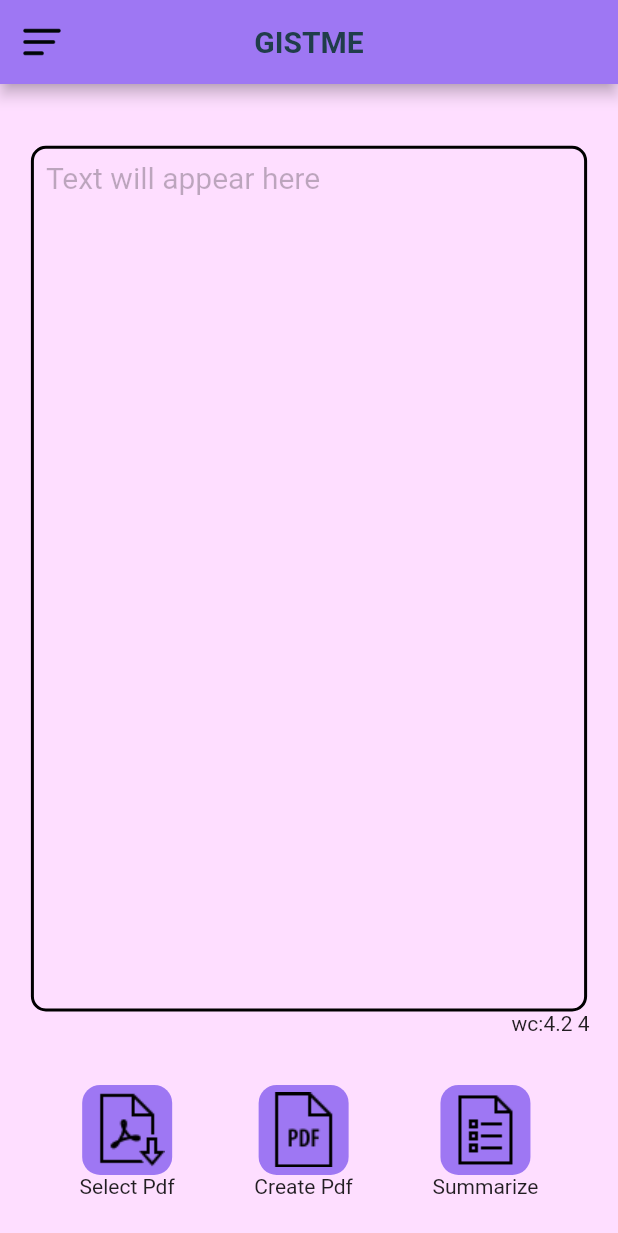
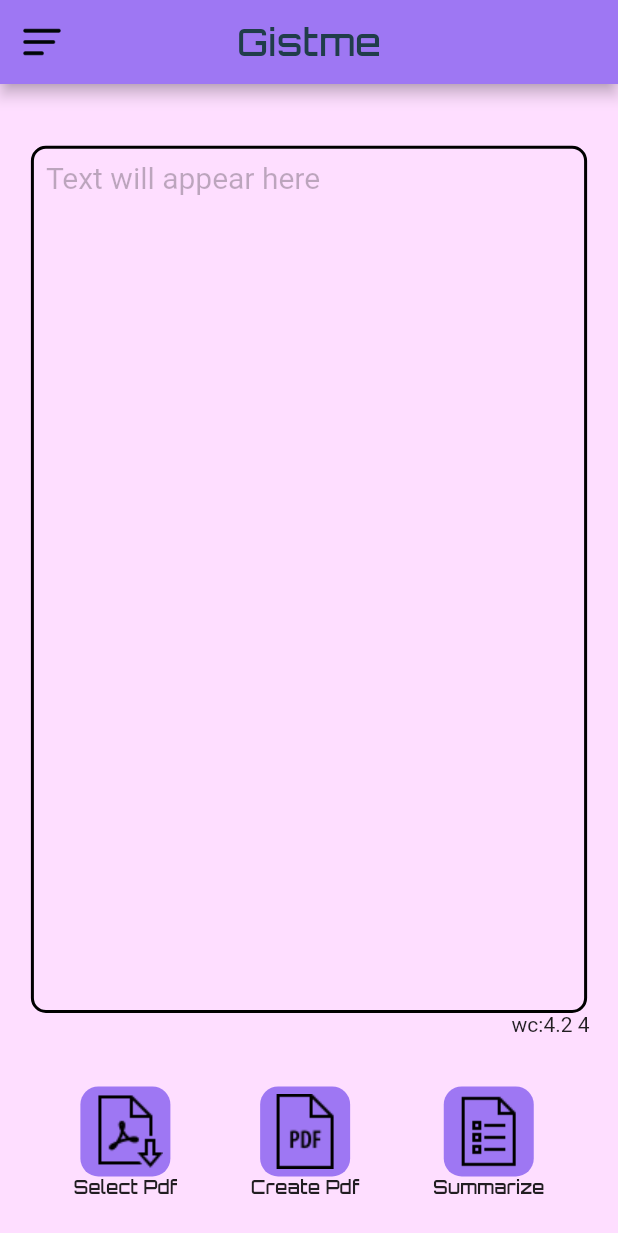
Before and after one commit to KuldeepRathor/GistMe, a Flutter app: the screen it shows after launch, on a phone screen of 412 x 824 dp. Shown: the top 1233 px of the screen. Run offline on Flutter 3.47's test engine with Material 2 defaults, Android fonts, the phone set to English and light mode, and no system bars; drawn by our look-alikes of flutter_advanced_drawer; our stand-ins replace audioplayers, avatar_glow, file_picker, google_fonts, open_filex, pdf and 2 more; missing offline and left inert: flutter_sound, google_speech, pdf_text; project files that could hold a hidden picture were left out.

Commit message:
Font update

```diff
--- a/lib/helpers/palette.dart
+++ b/lib/helpers/palette.dart
@@ -1,7 +1,7 @@
 import 'package:flutter/material.dart';
 
 class AppColors {
-
+AppColors._();
   static Color bgColor = Color(0xff9E77F3);
   static Color bgColor1 = Color(0xffFCC2FC);
   static Color accentColor = Color(0xff2BBCED);
--- a/lib/screens/audio_recorder_screen.dart
+++ b/lib/screens/audio_recorder_screen.dart
@@ -8,6 +8,7 @@ import 'package:file_picker/file_picker.dart';
 import 'package:flutter/material.dart';
 import 'package:flutter/services.dart';
 import 'package:flutter_sound/flutter_sound.dart' as a;
+import 'package:google_fonts/google_fonts.dart';
 import 'package:google_speech/google_speech.dart';
 import 'package:lecturenet/helpers/palette.dart';
 import 'package:pdf_text/pdf_text.dart';
@@ -149,7 +150,7 @@ class _MyHomePageState extends State<MyHomePage> {
   }
 
   Future<String> summarizeInBulletPoints(String text) async {
-    final apiKey = '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';
+    final apiKey = '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';
     final model = 'text-curie-001';
     final prompt = 'Summarize this in bullet points:\n$text\n';
     final temperature = 0.7;
@@ -389,9 +390,7 @@ class _MyHomePageState extends State<MyHomePage> {
                   : Container(
                       width: size.width * 0.9,
                       decoration: BoxDecoration(
-                          border: Border.all(
-                            width: 2, color: Colors.black
-                          ),
+                        border: Border.all(width: 2, color: Colors.black),
                         //color: Colors.grey,
                         borderRadius: BorderRadius.circular(10),
                       ),
@@ -403,10 +402,8 @@ class _MyHomePageState extends State<MyHomePage> {
                             //     ? "null"
                             //     : selectedFile!.paths.toString(),
                             textofPDF,
-                            style: TextStyle(
-                              fontSize: 20,
-                              color: Colors.black26
-                            ),
+                            style:
+                                TextStyle(fontSize: 20, color: Colors.black26),
                           ),
                         ),
                       ),
@@ -439,13 +436,14 @@ class _MyHomePageState extends State<MyHomePage> {
                       width: 60,
                       decoration: BoxDecoration(
                           borderRadius: BorderRadius.circular(12),
-                        color: AppColors.bgColor
-                      ),
-                      child:InkWell(
-                        onTap:  selectPDF,
+                          color: AppColors.bgColor),
+                      child: InkWell(
+                          onTap: selectPDF,
                           child: Image.asset('assets/icons/select.png')),
                     ),
-                    Text('Select Pdf'),
+                    Text('Select Pdf',
+                        style: GoogleFonts.orbitron(
+                            fontSize: 12, fontWeight: FontWeight.w600)),
                   ],
                 ),
                 Column(
@@ -455,15 +453,16 @@ class _MyHomePageState extends State<MyHomePage> {
                       width: 60,
                       decoration: BoxDecoration(
                           borderRadius: BorderRadius.circular(12),
-                            color: AppColors.bgColor
+                          color: AppColors.bgColor),
+                      child: InkWell(
+                          onTap: selectPDF,
+                          child: Image.asset(
+                            'assets/icons/create.png',
+                          )),
                     ),
-                      child:InkWell(
-                          onTap:  selectPDF,
-                          child: Image.asset('assets/icons/create.png',
-                          )
-                      ),
-                    ),
-                    Text('Create Pdf')
+                    Text('Create Pdf',
+                        style: GoogleFonts.orbitron(
+                            fontSize: 12, fontWeight: FontWeight.w600)),
                   ],
                 ),
                 Column(
@@ -473,23 +472,23 @@ class _MyHomePageState extends State<MyHomePage> {
                       width: 60,
                       decoration: BoxDecoration(
                           borderRadius: BorderRadius.circular(12),
-                            color: AppColors.bgColor
-                        ),
-                      child:InkWell(
-                          onTap:  generateSummary,
+                          color: AppColors.bgColor),
+                      child: InkWell(
+                          onTap: generateSummary,
                           child: Image.asset('assets/icons/summary.png')),
                     ),
-                    Text('Summarize')
+                    Text(
+                      'Summarize',
+                      style: GoogleFonts.orbitron(
+                          fontSize: 12, fontWeight: FontWeight.w600),
+                    ),
                   ],
                 ),
-
-
               ],
             ),
             SizedBox(
               height: size.height * 0.03,
             ),
-
 
             // TextButton(
             //     onPressed: transcribe, child: Text("Generate Transcript")),
--- a/lib/screens/homepage.dart
+++ b/lib/screens/homepage.dart
@@ -2,7 +2,11 @@
 
 import 'package:flutter/material.dart';
 import 'package:flutter_advanced_drawer/flutter_advanced_drawer.dart';
+import 'package:google_fonts/google_fonts.dart';
 import 'package:lecturenet/helpers/palette.dart';
+import 'package:lecturenet/screens/app_drawer_screens/feedback_screen.dart';
+import 'package:lecturenet/screens/app_drawer_screens/help_screen.dart';
+import 'package:lecturenet/screens/app_drawer_screens/invite_friend_screen.dart';
 import 'package:lecturenet/screens/audio_recorder_screen.dart';
 import 'package:lecturenet/screens/favourites.dart';
 import 'package:lecturenet/screens/profile.dart';
@@ -22,7 +26,7 @@ class _HomePageState extends State<HomePage> {
     Size size = MediaQuery.of(context).size;
 
     return AdvancedDrawer(
-      backdropColor:AppColors.bgColor,
+      backdropColor: AppColors.bgColor,
       controller: _advancedDrawerController,
       animationCurve: Curves.easeInOut,
       animationDuration: const Duration(milliseconds: 300),
@@ -43,7 +47,13 @@ class _HomePageState extends State<HomePage> {
       ),
       child: Scaffold(
         appBar: AppBar(
-          title: Text('GISTME',style: TextStyle(color: AppColors.txtColor,fontWeight: FontWeight.w700 ) ),
+          title: Text(
+            'Gistme',
+            style: GoogleFonts.orbitron(
+                color: AppColors.txtColor,
+                fontSize: 25,
+                fontWeight: FontWeight.w500),
+          ),
           centerTitle: true,
           leading: IconButton(
             onPressed: _handleMenuButtonPressed,
@@ -52,7 +62,12 @@ class _HomePageState extends State<HomePage> {
               builder: (_, value, __) {
                 return AnimatedSwitcher(
                   duration: Duration(milliseconds: 250),
-                  child: Image.asset( value.visible?'assets/icons/close.png': 'assets/icons/menu.png',width: 30,height: 30,
+                  child: Image.asset(
+                    value.visible
+                        ? 'assets/icons/close.png'
+                        : 'assets/icons/menu.png',
+                    width: 30,
+                    height: 30,
                   ),
                   // child: Icon(
                   //   value.visible ? Icons.clear : Icons.menu,
@@ -99,28 +114,21 @@ class _HomePageState extends State<HomePage> {
                       ),
                     ),
                   ),
-                  Text(
-                    'Hey 👋',
-                    style: TextStyle(
-                      fontSize: 26,
-                      color:AppColors.txtColor,
-                    ),
-                  ),
-                  Text(
-                    'Welcome to Gistme',
-                    style: TextStyle(
-                      fontSize: 16,
-                      color: AppColors.txtColor,
-                    ),
-                  ),
+                  Text('Hey 👋',
+                      style: GoogleFonts.orbitron(
+                          color: AppColors.txtColor,
+                          fontSize: 25,
+                          fontWeight: FontWeight.w500)),
+                  Text('Welcome to Gistme',
+                      style: GoogleFonts.orbitron(
+                        color: AppColors.txtColor,
+                        fontSize: 16,
+                      )),
                   SizedBox(
                     height: size.height * 0.01,
-
                   ),
 
-                  Divider(
-                    color: AppColors.txtColor
-                  ),
+                  Divider(color: AppColors.txtColor),
 
                   ListTile(
                     onTap: () {
@@ -144,35 +152,65 @@ class _HomePageState extends State<HomePage> {
                       );
                     },
                     leading: Icon(Icons.account_circle_rounded),
-                    title: Text('Profile'),
+                    title: Text('Profile',
+                        style: GoogleFonts.orbitron(
+                          color: AppColors.txtColor,
+                          fontSize: 16,
+                        )),
+                    ),
+
+
+                  ListTile(
+                    onTap: () {
+                      Navigator.push(
+                        context,
+                        MaterialPageRoute(
+                          builder: (context) => HelpScreen(),
+                        ),
+                      );
+                    },
+                    leading: Icon(Icons.help_center_sharp),
+                    title: Text('Help',
+                        style: GoogleFonts.orbitron(
+                          color: AppColors.txtColor,
+                          fontSize: 16,
+                        )),
                   ),
                   ListTile(
                     onTap: () {
                       Navigator.push(
                         context,
                         MaterialPageRoute(
-                          builder: (context) => Favourites(),
+                          builder: (context) => FeedbackScreen(),
                         ),
                       );
                     },
-                    leading: Icon(Icons.favorite),
-                    title: Text('Favourites'),
+                    leading: Icon(Icons.feedback_sharp),
+                    title: Text('Feedback',
+                        style: GoogleFonts.orbitron(
+                          color: AppColors.txtColor,
+                          fontSize: 16,
+                        )),
                   ),
                   ListTile(
                     onTap: () {
                       Navigator.push(
                         context,
                         MaterialPageRoute(
-                          builder: (context) => Settings(),
+                          builder: (context) => InviteFriend(),
                         ),
                       );
                     },
                     leading: Icon(Icons.card_giftcard_outlined),
-                    title: Text('Refer a friend'),
+                    title: Text('Refer a friend',
+                        style: GoogleFonts.orbitron(
+                          color: AppColors.txtColor,
+                          fontSize: 16,
+                        )),
                   ),
 
                   Divider(
-                    color:AppColors.txtColor,
+                    color: AppColors.txtColor,
                   ), // Expanded(
                   //   child: Padding(
                   //     padding: const EdgeInsets.all(8.0),
--- a/pubspec.yaml
+++ b/pubspec.yaml
@@ -50,6 +50,8 @@ dependencies:
   http: ^0.13.5
   pdf_text: ^0.5.0
   google_speech: ^2.1.1
+  share_plus: ^6.3.0
+  google_fonts: ^4.0.3
 dev_dependencies:
   flutter_test:
     sdk: flutter
@@ -74,7 +76,7 @@ flutter:
 
   # To add assets to your application, add an assets section, like this:
   assets:
-    - assets/
+    - assets/images/
   #   - images/a_dot_ham.jpeg
     - assets/icons/
 
```
Also changed, not shown: lib/helpers/app_theme.dart (added, +89 -0 lines), lib/screens/app_drawer_screens/feedback_screen.dart (added, +153 -0 lines), lib/screens/app_drawer_screens/help_screen.dart (added, +104 -0 lines), lib/screens/app_drawer_screens/invite_friend_screen.dart (added, +124 -0 lines), pubspec.lock. Lines whose indentation alone changed are shown as unchanged.
